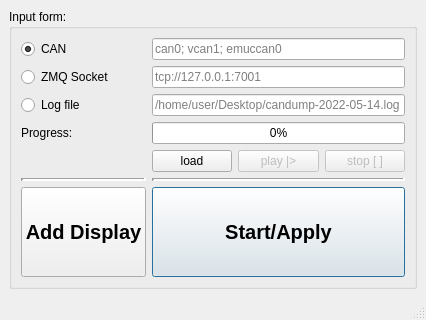
This is mainwindow.ui in anatoltrush/RadarVisual as Qt 5 draws it before an edit. The edited form follows.
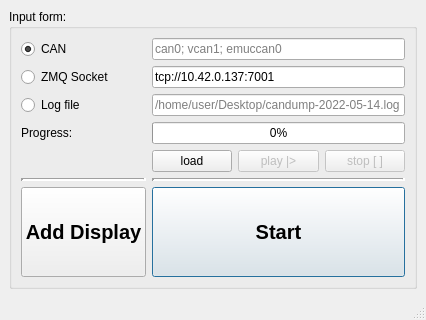
This is the edited form. Icons and pictures are not drawn.

```diff
--- a/mainwindow.ui
+++ b/mainwindow.ui
@@ -92,7 +92,7 @@
             </font>
            </property>
            <property name="text">
-            <string>Start/Apply</string>
+            <string>Start</string>
            </property>
            <property name="default">
             <bool>true</bool>
@@ -148,6 +148,9 @@
          </item>
          <item row="1" column="1">
           <widget class="QLineEdit" name="lEInpZMQ">
+           <property name="text">
+            <string>tcp://10.42.0.137:7001</string>
+           </property>
            <property name="placeholderText">
             <string>tcp://127.0.0.1:7001</string>
            </property>
```
Left out of the diff: 2 changed lines with no effect on the pictures.
